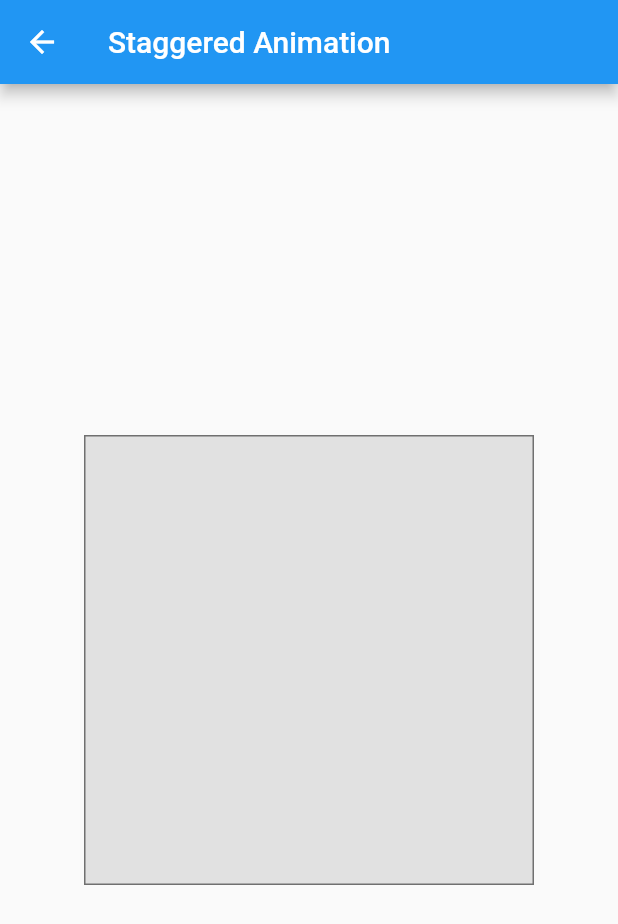
After one commit to wednesdei/quirk, a Flutter app: the StaggerDemo screen opened directly, on a phone screen of 412 x 824 dp. The commit adds this screen. Shown: the top 924 px of the screen. Run offline on Flutter 3.47's test engine with Material 2 defaults, Android fonts, the light colour scheme and no system bars.

Commit message:
Pretty cool, lots of ideas.

```diff
--- /dev/null
+++ b/lib/ui/home/stagger.dart
@@ -0,0 +1,195 @@
+import 'dart:async';
+
+import 'package:flutter/material.dart';
+import 'package:flutter/scheduler.dart' show timeDilation;
+
+class StaggerAnimation extends StatelessWidget {
+  StaggerAnimation({super.key, required this.controller})
+      :
+
+        // Each animation defined here transforms its value during the subset
+        // of the controller's duration defined by the animation's interval.
+        // For example the opacity animation transforms its value during
+        // the first 10% of the controller's duration.
+
+        opacity = Tween<double>(
+          begin: 0.0,
+          end: 1.0,
+        ).animate(
+          CurvedAnimation(
+            parent: controller,
+            curve: const Interval(
+              0.0,
+              0.100,
+              curve: Curves.ease,
+            ),
+          ),
+        ),
+        width = Tween<double>(
+          begin: 50.0,
+          end: 150.0,
+        ).animate(
+          CurvedAnimation(
+            parent: controller,
+            curve: const Interval(
+              0.125,
+              0.250,
+              curve: Curves.ease,
+            ),
+          ),
+        ),
+        height = Tween<double>(begin: 50.0, end: 150.0).animate(
+          CurvedAnimation(
+            parent: controller,
+            curve: const Interval(
+              0.250,
+              0.375,
+              curve: Curves.ease,
+            ),
+          ),
+        ),
+        padding = EdgeInsetsTween(
+          begin: const EdgeInsets.only(bottom: 16.0),
+          end: const EdgeInsets.only(bottom: 75.0),
+        ).animate(
+          CurvedAnimation(
+            parent: controller,
+            curve: const Interval(
+              0.250,
+              0.375,
+              curve: Curves.ease,
+            ),
+          ),
+        ),
+        borderRadius = BorderRadiusTween(
+          begin: BorderRadius.circular(4.0),
+          end: BorderRadius.circular(75.0),
+        ).animate(
+          CurvedAnimation(
+            parent: controller,
+            curve: const Interval(
+              0.375,
+              0.500,
+              curve: Curves.ease,
+            ),
+          ),
+        ),
+        color = ColorTween(
+          begin: Colors.indigo[100],
+          end: Colors.orange[400],
+        ).animate(
+          CurvedAnimation(
+            parent: controller,
+            curve: const Interval(
+              0.500,
+              0.750,
+              curve: Curves.ease,
+            ),
+          ),
+        );
+
+  final Animation<double> controller;
+  final Animation<double> opacity;
+  final Animation<double> width;
+  final Animation<double> height;
+  final Animation<EdgeInsets> padding;
+  final Animation<BorderRadius?> borderRadius;
+  final Animation<Color?> color;
+
+  // This function is called each time the controller "ticks" a new frame.
+  // When it runs, all of the animation's values will have been
+  // updated to reflect the controller's current value.
+  Widget _buildAnimation(BuildContext context, Widget? child) {
+    return Container(
+      padding: padding.value,
+      alignment: Alignment.bottomCenter,
+      child: Opacity(
+        opacity: opacity.value,
+        child: Container(
+          width: width.value,
+          height: height.value,
+          decoration: BoxDecoration(
+            color: color.value,
+            border: Border.all(
+              color: Colors.indigo[300]!,
+              width: 3.0,
+            ),
+            borderRadius: borderRadius.value,
+          ),
+        ),
+      ),
+    );
+  }
+
+  @override
+  Widget build(BuildContext context) {
+    return AnimatedBuilder(
+      builder: _buildAnimation,
+      animation: controller,
+    );
+  }
+}
+
+class StaggerDemo extends StatefulWidget {
+  const StaggerDemo({Key? key}) : super(key: key);
+
+  @override
+  State<StaggerDemo> createState() => _StaggerDemoState();
+}
+
+class _StaggerDemoState extends State<StaggerDemo>
+    with TickerProviderStateMixin {
+  late AnimationController _controller;
+
+  @override
+  void initState() {
+    super.initState();
+
+    _controller = AnimationController(
+        duration: const Duration(milliseconds: 5000), vsync: this);
+  }
+
+  @override
+  void dispose() {
+    _controller.dispose();
+    super.dispose();
+  }
+
+  Future<void> _playAnimation() async {
+    try {
+      await _controller.forward().orCancel;
+      await _controller.reverse().orCancel;
+    } on TickerCanceled {
+      // the animation got canceled, probably because we were disposed
+    }
+  }
+
+  @override
+  Widget build(BuildContext context) {
+    timeDilation = 1.0; // 1.0 is normal animation speed.
+    return Scaffold(
+      appBar: AppBar(
+        title: const Text('Staggered Animation'),
+      ),
+      body: GestureDetector(
+        behavior: HitTestBehavior.opaque,
+        onTap: () {
+          _playAnimation();
+        },
+        child: Center(
+          child: Container(
+            width: 300.0,
+            height: 300.0,
+            decoration: BoxDecoration(
+              color: Colors.black.withOpacity(0.1),
+              border: Border.all(
+                color: Colors.black.withOpacity(0.5),
+              ),
+            ),
+            child: StaggerAnimation(controller: _controller.view),
+          ),
+        ),
+      ),
+    );
+  }
+}
```
Also changed, not shown: lib/ui/home/animation.dart (added, +62 -0 lines), lib/ui/home/screen.dart (+39 -5 lines), 1 other file.
